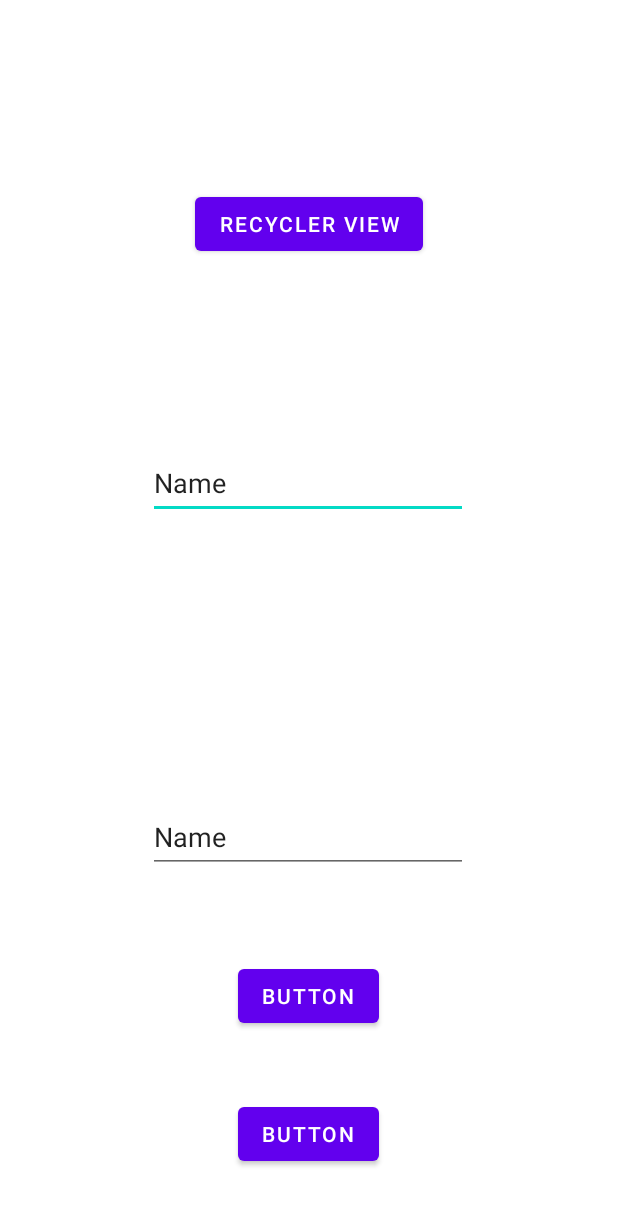
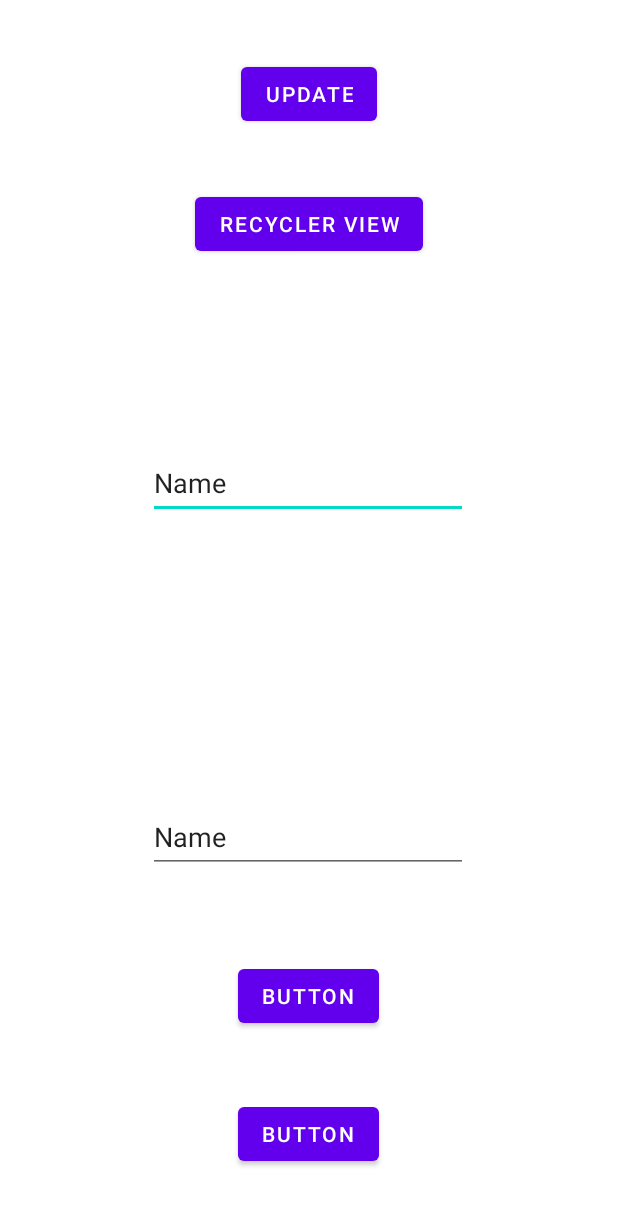
Before and after one commit to Verdilac/MAD-KNOX, an Android app: the screen it shows after launch (MainActivity), on a phone screen of 412 x 824 dp. Shown: the top 1205 px of the screen. Run offline under Robolectric (Android 15) with nearby library versions, the light colour scheme and no system bars; our stand-ins replace Firebase (no records; nobody signed in at launch, a user with empty details on screens opened directly).

Commit message:
update branch ready for merge

```diff
--- a/app/src/main/AndroidManifest.xml
+++ b/app/src/main/AndroidManifest.xml
@@ -9,6 +9,9 @@
         android:roundIcon="@mipmap/ic_launcher_round"
         android:supportsRtl="true"
         android:theme="@style/Theme.MADKNOX">
+        <activity
+            android:name=".CardUpdate"
+            android:exported="true" />
         <activity
             android:name=".Rvpayments"
             android:exported="true" />
--- a/app/src/main/java/com/example/mad_knox/RVAdapter.java
+++ b/app/src/main/java/com/example/mad_knox/RVAdapter.java
@@ -54,7 +54,7 @@ public class RVAdapter extends RecyclerView.Adapter<RecyclerView.ViewHolder>
                 switch (item.getItemId())
                 {
                     case R.id.menu_edit:
-                        Intent intent = new Intent(context,Cardpayment.class);
+                        Intent intent = new Intent(context,CardUpdate.class);
                         intent.putExtra("EDIT",card);
                         context.startActivity(intent);
                         break;
--- a/app/src/main/res/layout/activity_main.xml
+++ b/app/src/main/res/layout/activity_main.xml
@@ -73,4 +73,16 @@
         app:layout_constraintStart_toStartOf="parent"
         app:layout_constraintTop_toBottomOf="@+id/submit" />
 
+    <Button
+        android:id="@+id/btn_reupdate"
+        android:layout_width="wrap_content"
+        android:layout_height="wrap_content"
+        android:onClick="lunchUpdate"
+        android:text="Update"
+        app:layout_constraintBottom_toTopOf="@+id/recy_view"
+        app:layout_constraintEnd_toEndOf="parent"
+        app:layout_constraintHorizontal_bias="0.5"
+        app:layout_constraintStart_toStartOf="parent"
+        app:layout_constraintTop_toTopOf="parent" />
+
 </androidx.constraintlayout.widget.ConstraintLayout>
```
Also changed, not shown: app/src/main/java/com/example/mad_knox/CardUpdate.java (added, +64 -0 lines), app/src/main/java/com/example/mad_knox/MainActivity.java (+7 -0 lines), app/src/main/res/layout/activity_card_update.xml (added, +48 -0 lines).
